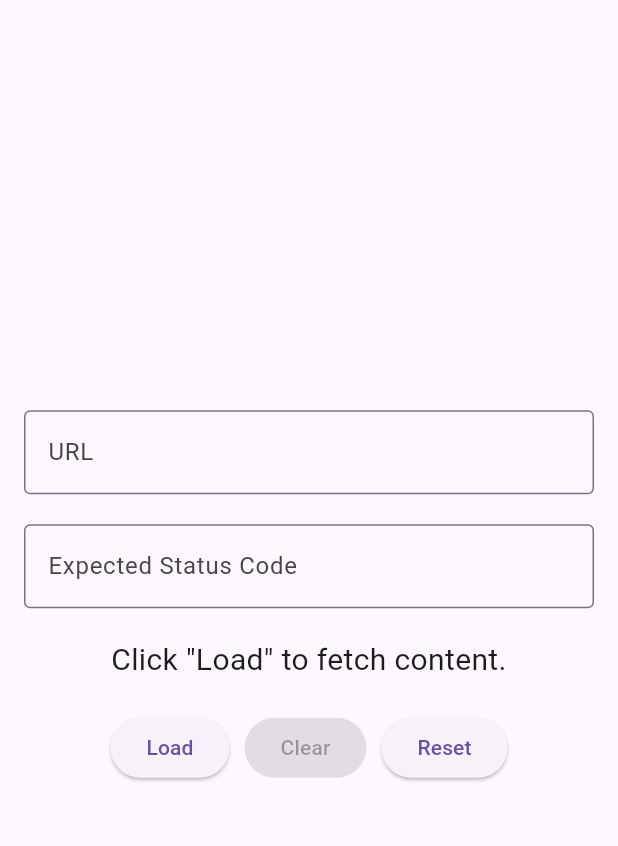
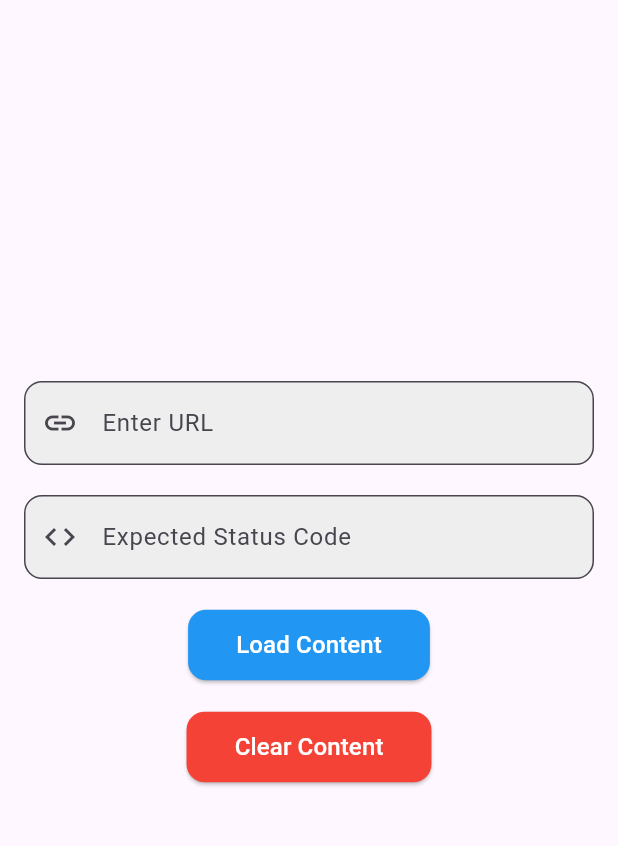
Before and after one commit to whitebearovo/zhalema, a Flutter app: the screen it shows after launch, on a phone screen of 412 x 824 dp, the part 63-909 px from its top. Run offline on Flutter 3.47's test engine with Material 3 defaults, Android fonts, the light colour scheme and no system bars; Roboto replaces fonts that are missing (misans).

Commit message:
Change the style and fix some bugs

```diff
--- a/lib/main.dart
+++ b/lib/main.dart
@@ -1,5 +1,6 @@
+import 'dart:convert';
 import 'package:flutter/material.dart';
-import 'package:a114514/learn.dart'; // 根据项目名称正确导入
+import 'package:http/http.dart' as http;
 
 void main() => runApp(MyApp());
 
@@ -7,9 +8,9 @@ class MyApp extends StatelessWidget {
   @override
   Widget build(BuildContext context) {
     return MaterialApp(
-      title: 'Silema',
+      title: 'Flutter Example',
       theme: ThemeData(
-        fontFamily: 'misans', // 使用自定义的中文字体
+        fontFamily: 'misans', // Using custom font
       ),
       home: Scaffold(
         appBar: AppBar(
@@ -29,186 +30,197 @@ class ContentWidget extends StatefulWidget {
 }
 
 class _ContentWidgetState extends State<ContentWidget> {
-  String? _content; // 用于存储异步结果
-  bool _isLoading = false; // 控制加载状态
-  bool _isValidUrl = true; // 控制 URL 格式验证状态
-  TextEditingController _urlController = TextEditingController(); // 控制输入框内容
-  TextEditingController _statusCodeController = TextEditingController(); // 控制状态码输入框内容
-  String _url = 'https://'; // 默认 URL
-  int? _expectedStatusCode; // 用户输入的期望状态码
+  String? _content; // To store the async result
+  bool _isLoading = false; // Loading state
+  bool _isValidUrl = true; // URL validation state
+  TextEditingController _urlController = TextEditingController(); // URL input controller
+  TextEditingController _statusCodeController = TextEditingController(); // Status code input controller
+  String _url = 'https://'; // Default URL
+  int _expectedStatusCode = 200; // Default expected status code is 200
 
-  // URL 格式验证
+  // URL format validation
   bool _isValidUrlFormat(String url) {
     final urlPattern = r'^(https?|ftp)://[^\s/$.?#].[^\s]*$';
     final regExp = RegExp(urlPattern);
     return regExp.hasMatch(url);
   }
 
-  // 自动添加 http:// 或 https:// 头部
+  // Add http:// or https:// if not present
   String _addHttpHeaderIfNeeded(String url) {
     if (url.isEmpty) return url;
 
-    // 如果 URL 没有以 http:// 或 https:// 开头，则自动添加 http://
+    // If URL doesn't start with http:// or https://, add http://
     if (!url.startsWith('http://') && !url.startsWith('https://')) {
-      return 'http://$url'; // 默认添加 http://
+      return 'http://$url'; // Default to add http://
     }
     return url;
   }
 
-  // 异步函数，触发时获取内容，接收 URL 参数
+  // Async function to load content, receives the URL parameter
   Future<void> _loadContent() async {
     setState(() {
-      _isLoading = true; // 开始加载
-      _url = _urlController.text.trim(); // 获取 URL
-      _url = _addHttpHeaderIfNeeded(_url); // 自动添加 http 头部
-      _isValidUrl = _isValidUrlFormat(_url); // 验证 URL 格式
-      _expectedStatusCode = int.tryParse(_statusCodeController.text); // 获取期望状态码
+      _isLoading = true; // Start loading
+      _url = _urlController.text.trim(); // Get URL from input
+      _url = _addHttpHeaderIfNeeded(_url); // Add HTTP header if needed
+      _isValidUrl = _isValidUrlFormat(_url); // Validate URL format
+
+      // Ensure default status code is 200 if user doesn't provide one
+      _expectedStatusCode = int.tryParse(_statusCodeController.text) ?? 200; // Get expected status code
     });
 
-    // 如果 URL 格式无效，复位并返回
-    if (!_isValidUrl) {
-      _reset(); // 调用复位方法清空内容和输入框
-      setState(() {
-        _content = 'Enter the right url'; // 提示用户 URL 格式无效
-      });
-      return;
-    }
+    if (_isValidUrl) {
+      // Make a real HTTP request
+      var result = await realHttpRequest(_url);
 
-    try {
-      final result = await getLearningContent(_url).timeout(
-        Duration(seconds: 8), // 设置超时时间为 8 秒
-        onTimeout: () {
-          // 超时后执行
-          return '114514'; // 超时返回 114514
-        },
-      );
+      int actualStatusCode = 0;
+      String responseBody = '';
+      String errorMessage = '';
+
+      // Get the status code, ensure it's an integer
+      if (result['statusCode'] is int) {
+        actualStatusCode = result['statusCode'];
+      } else if (result['statusCode'] is String) {
+        actualStatusCode = int.tryParse(result['statusCode']) ?? 0;
+      }
+
+      // Get the body, ensure it's a string
+      if (result['body'] is String) {
+        responseBody = result['body'];
+      }
+
+      // Check if actual status code matches the expected status code
+      if (actualStatusCode != _expectedStatusCode) {
+        errorMessage = 'Error: Expected status code $_expectedStatusCode, but got $actualStatusCode';
+      }
 
       setState(() {
-        if (_expectedStatusCode != null) {
-          // 获取实际返回的状态码并与用户输入的状态码比较
-          int actualStatusCode = int.tryParse(result.split(":")[1] ?? '') ?? 0;
-          if (actualStatusCode != _expectedStatusCode) {
-            _content = 'Something Wrong';
-          } else {
-            _content = result; // 返回正常内容
-          }
-        } else {
-          _content = result; // 返回正常内容
-        }
-      });
-    } catch (e) {
-      setState(() {
-        _content = 'Error: Failed to load content. Please try again.'; // 错误提示
-      });
-    } finally {
-      setState(() {
-        _isLoading = false; // 加载结束
+        _content = errorMessage.isNotEmpty
+            ? errorMessage
+            : 'Actual Status Code: $actualStatusCode\nResponse Body: $responseBody';
+        _isLoading = false; // Request completed, stop loading
       });
     }
   }
 
-  // 清除内容的方法
+  // Perform an actual HTTP request
+  Future<Map<String, dynamic>> realHttpRequest(String url) async {
+    try {
+      final response = await http.get(Uri.parse(url));
+
+      if (response.statusCode == 200) {
+        return {
+          'statusCode': response.statusCode,
+          'body': response.body,
+        };
+      } else {
+        return {
+          'statusCode': response.statusCode,
+          'body': response.body,
+        };
+      }
+    } catch (e) {
+      return {
+        'statusCode': 0,
+        'body': 'Request Error: $e',
+      };
+    }
+  }
+
+  // Clear input fields and output content
   void _clearContent() {
     setState(() {
-      _content = null; // 清除显示内容
-      _urlController.clear(); // 清空 URL 输入框
-      _statusCodeController.clear(); // 清空状态码输入框
-    });
-  }
-
-  // 重置按钮：恢复初始状态
-  void _reset() {
-    setState(() {
-      _content = null; // 清除内容
-      _urlController.clear(); // 清空输入框
-      _statusCodeController.clear(); // 清空状态码输入框
-      _isLoading = false; // 重置加载状态
-      _isValidUrl = true; // 重置 URL 格式验证状态
+      _urlController.clear(); // Clear the URL input field
+      _statusCodeController.clear(); // Clear the status code input field
+      _content = null; // Clear the content
+      _isLoading = false; // Reset loading state
     });
   }
 
   @override
   Widget build(BuildContext context) {
     return Padding(
-      padding: const EdgeInsets.all(16.0), // 添加内边距
+      padding: const EdgeInsets.all(16.0),
       child: Column(
         mainAxisAlignment: MainAxisAlignment.center,
-        children: [
-          // URL 输入框
+        children: <Widget>[
+          // URL input field
           TextField(
             controller: _urlController,
             decoration: InputDecoration(
-              labelText: 'URL',
-              hintText: 'https://',
-              border: OutlineInputBorder(),
-              errorText: _isValidUrl ? null : 'URL Wrong', // 显示错误提示
+              labelText: 'Enter URL',
+              border: OutlineInputBorder(
+                borderRadius: BorderRadius.circular(12.0),
+              ),
+              prefixIcon: Icon(Icons.link),
+              filled: true,
+              fillColor: Colors.grey[200],
             ),
-            onChanged: (text) {
-              setState(() {
-                _url = text; // 更新 URL
-              });
-            },
+            keyboardType: TextInputType.url,
           ),
-          SizedBox(height: 20), // 间距
-          // 状态码输入框
+          SizedBox(height: 20),
+
+          // Expected status code input field
           TextField(
             controller: _statusCodeController,
-            keyboardType: TextInputType.number,
             decoration: InputDecoration(
               labelText: 'Expected Status Code',
-              hintText: '200',
-              border: OutlineInputBorder(),
+              border: OutlineInputBorder(
+                borderRadius: BorderRadius.circular(12.0),
+              ),
+              prefixIcon: Icon(Icons.code),
+              filled: true,
+              fillColor: Colors.grey[200],
             ),
-            onChanged: (text) {
-              setState(() {
-                _expectedStatusCode = int.tryParse(text); // 更新期望的状态码
-              });
-            },
+            keyboardType: TextInputType.number,
           ),
-          SizedBox(height: 20), // 间距
-          // 内容显示部分
-          _buildContentDisplay(),
-          SizedBox(height: 20), // 间距
-          // 按钮部分
-          _buildButtons(),
+          SizedBox(height: 20),
+
+          // Load content button
+          ElevatedButton(
+            onPressed: _loadContent,
+            style: ElevatedButton.styleFrom(
+              backgroundColor: Colors.blue, // Set button background color
+              shape: RoundedRectangleBorder(
+                borderRadius: BorderRadius.circular(12.0), // Set rounded corners for button
+              ),
+              padding: EdgeInsets.symmetric(horizontal: 32.0, vertical: 12.0), // Set button padding
+            ),
+            child: _isLoading
+                ? CircularProgressIndicator(color: Colors.white) // Show progress indicator while loading
+                : Text(
+              'Load Content',
+              style: TextStyle(fontSize: 16, color: Colors.white), // Set button text style
+            ),
+          ),
+          SizedBox(height: 20),
+
+          // Clear button
+          ElevatedButton(
+            onPressed: _clearContent,
+            style: ElevatedButton.styleFrom(
+              backgroundColor: Colors.red, // Set button background color
+              shape: RoundedRectangleBorder(
+                borderRadius: BorderRadius.circular(12.0), // Set rounded corners for button
+              ),
+              padding: EdgeInsets.symmetric(horizontal: 32.0, vertical: 12.0), // Set button padding
+            ),
+            child: Text(
+              'Clear Content',
+              style: TextStyle(fontSize: 16, color: Colors.white), // Set button text style
+            ),
+          ),
+          SizedBox(height: 20),
+
+          // Display the result of the request
+          if (_content != null) ...[
+            Text(
+              _content!,
+              style: TextStyle(fontSize: 16, color: Colors.black),
+              textAlign: TextAlign.center,
+            ),
+          ]
         ],
       ),
     );
   }
-
-  // 显示内容部分的 UI
-  Widget _buildContentDisplay() {
-    if (_isLoading) {
-      return CircularProgressIndicator(); // 加载时显示进度条
-    } else {
-      return Text(
-        _content ?? 'Click "Load" to fetch content.', // 提示用户加载内容
-        style: TextStyle(fontSize: 20),
-        textAlign: TextAlign.center,
-      );
-    }
-  }
-
-  // 按钮部分的 UI
-  Widget _buildButtons() {
-    return Row(
-      mainAxisAlignment: MainAxisAlignment.center,
-      children: [
-        ElevatedButton(
-          onPressed: _isLoading || !_isValidUrl ? null : _loadContent, // 防止无效 URL 点击
-          child: Text('Load'),
-        ),
-        SizedBox(width: 10), // 按钮之间的间距
-        ElevatedButton(
-          onPressed: _content == null ? null : _clearContent, // 清除内容
-          child: Text('Clear'),
-        ),
-        SizedBox(width: 10), // 按钮之间的间距
-        ElevatedButton(
-          onPressed: _reset, // 重置按钮
-          child: Text('Reset'),
-        ),
-      ],
-    );
-  }
 }
```
